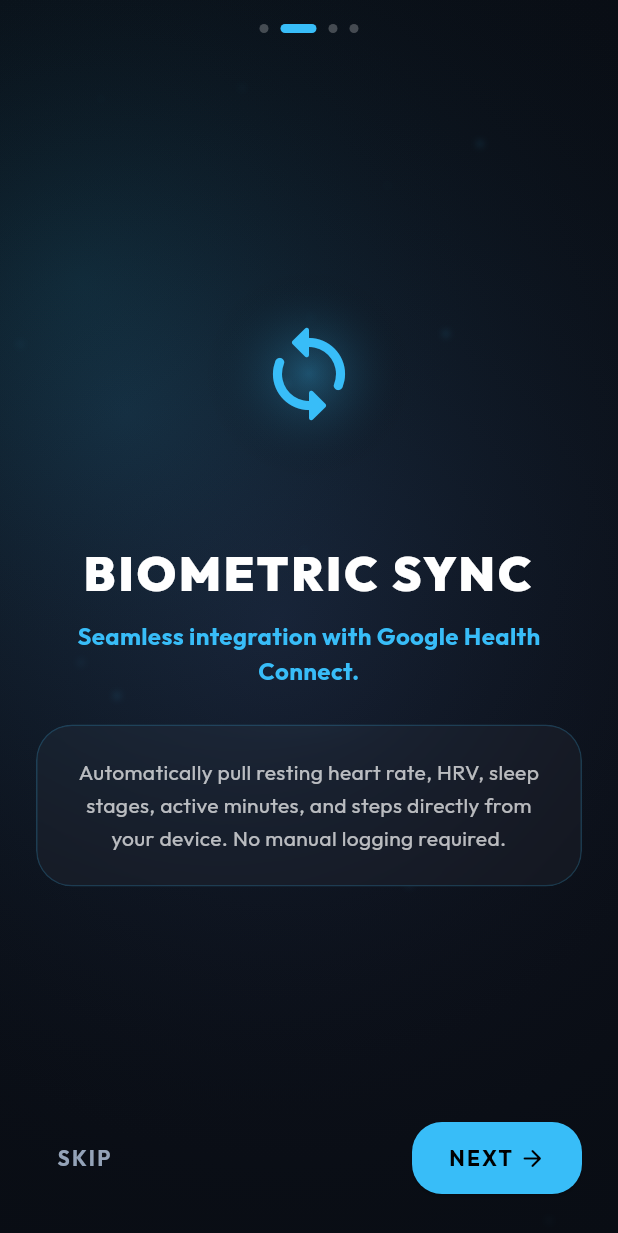
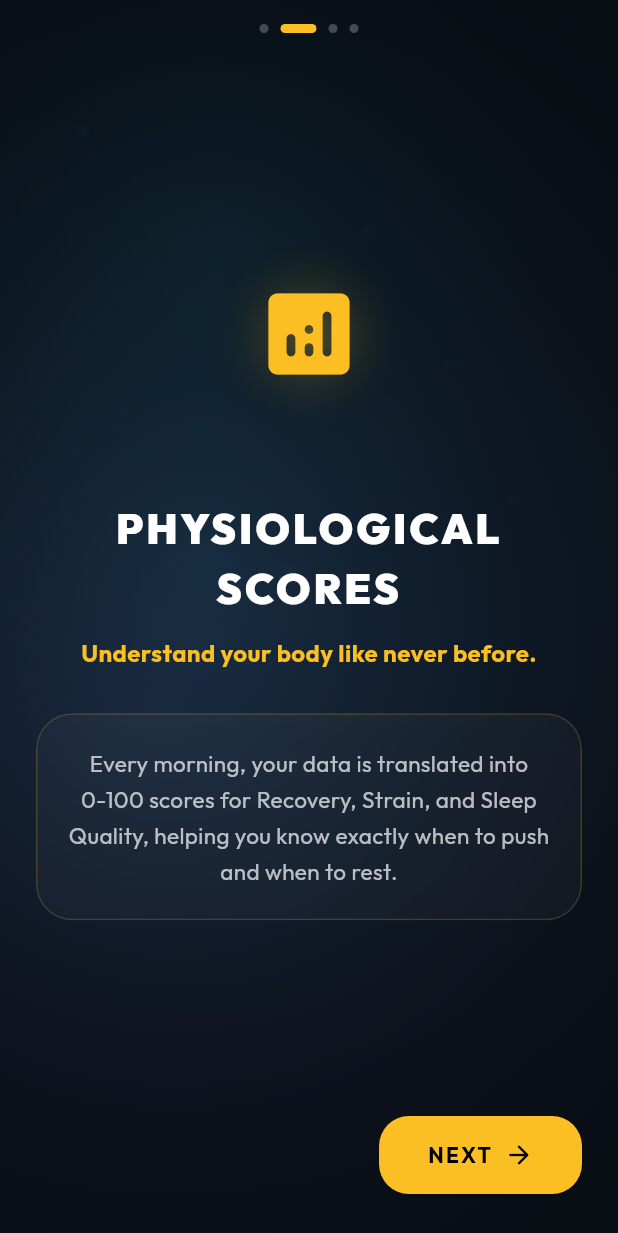
Before and after one commit to YoussefMa7moud/Pulse-Ai, a Flutter app: the screen it shows after launch, after a tap on "NEXT", on a phone screen of 412 x 824 dp. Shown: the top 1233 px of the screen. Run offline on Flutter 3.47's test engine with Material 3 defaults, Android fonts, the phone set to English and light mode, and no system bars; drawn by our look-alikes of flutter_animate; our stand-ins replace fl_chart, flutter_dotenv, flutter_markdown, flutter_riverpod, go_router, google_fonts and 3 more; missing offline and left inert: health, home_widget; accounts and stored records are empty; statements that could not run were skipped.

Commit message:
Add splash screen and improve UI/UX
Add a new splash screen as the initial app route with animated branding. Enhance animations throughout the app using flutter_animate package. Redesign onboarding flow with updated content, images, and improved animations. Add data validation in AI service to handle insufficient biometric data gracefully, returning appropriate placeholders instead of attempting to generate insights without data. Fix field name references in score detail prompts (recoveryScore → recovery, etc).

```diff
--- a/lib/core/app_router.dart
+++ b/lib/core/app_router.dart
@@ -5,6 +5,7 @@ import 'package:supabase_flutter/supabase_flutter.dart' as sb;
 
 import '../presentation/navigation/app_scaffold.dart';
 import 'theme.dart';
+import '../presentation/screens/splash/splash_screen.dart';
 import '../presentation/screens/home/home_screen.dart';
 import '../presentation/screens/gym/exercise_screen.dart';
 import '../presentation/screens/gym/workout_detail_screen.dart';
@@ -20,11 +21,15 @@ import '../presentation/providers/providers.dart';
 
 final routerProvider = Provider<GoRouter>((ref) {
   return GoRouter(
-    initialLocation: '/',
+    initialLocation: '/splash',
     redirect: (context, state) async {
       final user = sb.Supabase.instance.client.auth.currentUser;
-      final loggingIn = state.matchedLocation == '/login';
+      final isSplash = state.matchedLocation == '/splash';
+      final isLoggingIn = state.matchedLocation == '/login';
       final isOnboarding = state.matchedLocation == '/onboarding';
+
+      // Allow splash screen to handle its own navigation
+      if (isSplash) return null;
 
       if (user == null) {
         final prefs = ref.read(sharedPreferencesProvider);
@@ -33,16 +38,20 @@ final routerProvider = Provider<GoRouter>((ref) {
         if (!completedWalkthrough) {
           return isOnboarding ? null : '/onboarding';
         }
-        return (loggingIn || isOnboarding) ? null : '/login';
+        return (isLoggingIn || isOnboarding) ? null : '/login';
       }
 
-      if (loggingIn || isOnboarding) {
+      if (isLoggingIn || isOnboarding) {
         return '/';
       }
 
       return null;
     },
     routes: [
+      GoRoute(
+        path: '/splash',
+        builder: (context, state) => const SplashScreen(),
+      ),
       GoRoute(
         path: '/login',
         builder: (context, state) {
--- a/lib/presentation/screens/insights/score_detail_screen.dart
+++ b/lib/presentation/screens/insights/score_detail_screen.dart
@@ -37,10 +37,20 @@ class _ScoreDetailScreenState extends ConsumerState<ScoreDetailScreen> {
       return;
     }
 
+    if (score.recovery == 0 && score.sleep == 0) {
+      if (mounted) {
+        setState(() {
+          aiInsight = "Not enough data for today yet. Wear your device or sync your data to generate detailed insights. Check back later!";
+          isLoading = false;
+        });
+      }
+      return;
+    }
+
     try {
       final prompt = "You are Pulse AI. The user clicked on their ${widget.scoreType} score. "
           "Their latest score object is: "
-          "{recovery: ${score.recoveryScore}, strain: ${score.strainScore}, sleep: ${score.sleepScore}, energy: ${score.energyScore}}. "
+          "{recovery: ${score.recovery}, strain: ${score.strain}, sleep: ${score.sleep}, energy: ${score.energy}}. "
           "Explain what is different from yesterday (if applicable, else just explain today), "
           "what they did right, what they did wrong, and what they should do next to improve. "
           "Keep it concise, supportive, and use markdown formatting.";
--- a/lib/presentation/screens/onboarding/onboarding_screen.dart
+++ b/lib/presentation/screens/onboarding/onboarding_screen.dart
@@ -5,6 +5,8 @@ import '../../../core/theme.dart';
 import '../../providers/providers.dart';
 import '../../../widgets/animated_background.dart';
 import '../../../widgets/glass_container.dart';
+
+import 'package:flutter_animate/flutter_animate.dart';
 
 class OnboardingScreen extends ConsumerStatefulWidget {
   const OnboardingScreen({super.key});
@@ -19,31 +21,36 @@ class _OnboardingScreenState extends ConsumerState<OnboardingScreen> {
 
   final List<WalkthroughPageData> _pages = [
     WalkthroughPageData(
-      title: 'PULSE AI',
-      subtitle: 'Your personal AI health intelligence platform powered by wearable telemetry.',
-      description: 'Pulse AI monitors your recovery, strain, sleep, and physiological data in real-time, translating complex metrics into actionable insights.',
-      icon: Icons.favorite_rounded,
-      color: PulseTheme.recoveryLow,
-    ),
-    WalkthroughPageData(
-      title: 'BIOMETRIC SYNC',
-      subtitle: 'Seamless integration with Google Health Connect.',
-      description: 'Automatically pull resting heart rate, HRV, sleep stages, active minutes, and steps directly from your device. No manual logging required.',
-      icon: Icons.sync_rounded,
+      title: 'WEARABLE SYNC',
+      subtitle: 'Connects with any wearable device via Health Connect.',
+      description: 'Pulse AI seamlessly pulls your vital data — including resting heart rate, HRV, and sleep stages. Connect your favorite wearable directly through Health Connect.',
+      icon: Icons.sync_rounded, // Fallback if image fails
+      useLogoImage: true,
+      imagePath: 'assets/health_connect_logo.png',
       color: PulseTheme.accent,
     ),
     WalkthroughPageData(
-      title: 'AI COACHING',
-      subtitle: 'Conversational coach built for your health goals.',
-      description: 'Receive highly tailored daily advice and chat with an elite AI health coach that knows your historical baselines and training responses.',
+      title: 'PHYSIOLOGICAL SCORES',
+      subtitle: 'Understand your body like never before.',
+      description: 'Every morning, your data is translated into 0-100 scores for Recovery, Strain, and Sleep Quality, helping you know exactly when to push and when to rest.',
+      icon: Icons.analytics_rounded,
+      useLogoImage: false,
+      color: PulseTheme.recoveryMedium,
+    ),
+    WalkthroughPageData(
+      title: 'AI COACHING & INSIGHTS',
+      subtitle: 'Your personal sports scientist in your pocket.',
+      description: 'Our advanced AI analyzes your daily and 30-day trends to provide highly personalized, dynamic coaching and daily advice tailored specifically to your metrics.',
       icon: Icons.auto_awesome,
+      useLogoImage: false,
       color: PulseTheme.sleepPrimary,
     ),
     WalkthroughPageData(
-      title: 'READY TO START?',
-      subtitle: 'Join Pulse AI today to unlock your performance potential.',
-      description: 'Sign in to access your dashboard, or create a new account to configure your profile and synchronize your metrics.',
-      icon: Icons.celebration_rounded,
+      title: 'MEDICAL DISCLAIMER',
+      subtitle: 'Pulse AI is not a medical device.',
+      description: 'This app helps you track data and gives insights based on it. However, this cannot be considered reliable medical advice, and the AI can make mistakes. Always consult a doctor for medical concerns.',
+      icon: Icons.warning_rounded,
+      useLogoImage: false,
       color: PulseTheme.strainPrimary,
     ),
   ];
@@ -90,19 +97,19 @@ class _OnboardingScreenState extends ConsumerState<OnboardingScreen> {
                       ),
                     );
                   }),
-                ),
+                ).animate().fade(duration: 500.ms),
                 const SizedBox(height: 20),
 
                 // Main Slider
                 Expanded(
                   child: PageView.builder(
                     controller: _pageController,
-                    itemCount: _pages.length,
                     onPageChanged: (page) {
                       setState(() {
                         _currentPage = page;
                       });
                     },
+                    itemCount: _pages.length,
                     itemBuilder: (context, index) {
                       final item = _pages[index];
                       return Center(
@@ -123,12 +130,13 @@ class _OnboardingScreenState extends ConsumerState<OnboardingScreen> {
                                     ],
                                   ),
                                 ),
-                                child: index == 0
+                                child: item.useLogoImage
                                     ? Padding(
-                                        padding: const EdgeInsets.all(12),
+                                        padding: const EdgeInsets.all(20),
                                         child: Image.asset(
-                                          'assets/logo.png',
+                                          item.imagePath ?? '',
                                           fit: BoxFit.contain,
+                                          errorBuilder: (context, error, stackTrace) => Icon(item.icon, size: 72, color: item.color),
                                         ),
                                       )
                                     : Icon(
@@ -136,21 +144,21 @@ class _OnboardingScreenState extends ConsumerState<OnboardingScreen> {
                                         size: 72,
                                         color: item.color,
                                       ),
-                              ),
+                              ).animate(key: ValueKey(index)).scale(duration: 600.ms, curve: Curves.easeOutBack).fade(),
                               const SizedBox(height: 40),
 
                               // Text Content
                               Text(
                                 item.title,
                                 style: const TextStyle(
-                                  fontSize: 32,
+                                  fontSize: 28,
                                   fontWeight: FontWeight.w900,
                                   color: Colors.white,
                                   letterSpacing: 2,
                                 ),
                                 textAlign: TextAlign.center,
-                              ),
-                              const SizedBox(height: 8),
+                              ).animate(key: ValueKey('title_$index')).slideY(begin: 0.5, end: 0, duration: 500.ms, curve: Curves.easeOutQuad).fade(),
+                              const SizedBox(height: 12),
                               Text(
                                 item.subtitle,
                                 style: TextStyle(
@@ -159,21 +167,21 @@ class _OnboardingScreenState extends ConsumerState<OnboardingScreen> {
                                   color: item.color,
                                 ),
                                 textAlign: TextAlign.center,
-                              ),
-                              const SizedBox(height: 24),
+                              ).animate(key: ValueKey('sub_$index')).slideY(begin: 0.5, end: 0, duration: 500.ms, delay: 100.ms, curve: Curves.easeOutQuad).fade(),
+                              const SizedBox(height: 28),
                               GlassContainer(
                                 padding: const EdgeInsets.all(20),
                                 borderColor: item.color.withOpacity(0.2),
                                 child: Text(
                                   item.description,
                                   style: const TextStyle(
-                                    fontSize: 14,
+                                    fontSize: 15,
                                     color: Colors.white70,
                                     height: 1.6,
                                   ),
                                   textAlign: TextAlign.center,
                                 ),
-                              ),
+                              ).animate(key: ValueKey('desc_$index')).slideY(begin: 0.5, end: 0, duration: 500.ms, delay: 200.ms, curve: Curves.easeOutQuad).fade(),
                             ],
                           ),
                         ),
@@ -187,29 +195,12 @@ class _OnboardingScreenState extends ConsumerState<OnboardingScreen> {
                 // Navigation Controls
                 if (_currentPage < _pages.length - 1)
                   Row(
-                    mainAxisAlignment: MainAxisAlignment.spaceBetween,
+                    mainAxisAlignment: MainAxisAlignment.end,
                     children: [
-                      TextButton(
-                        onPressed: () {
-                          _pageController.animateToPage(
-                            _pages.length - 1,
-                            duration: const Duration(milliseconds: 400),
-                            curve: Curves.easeInOut,
-                          );
-                        },
-                        child: Text(
-                          'SKIP',
-                          style: TextStyle(
-                            color: PulseTheme.secondary,
-                            fontWeight: FontWeight.bold,
-                            letterSpacing: 1.5,
-                          ),
-                        ),
-                      ),
                       ElevatedButton(
                         style: ElevatedButton.styleFrom(
                           backgroundColor: _pages[_currentPage].color,
-                          padding: const EdgeInsets.symmetric(horizontal: 24, vertical: 14),
+                          padding: const EdgeInsets.symmetric(horizontal: 32, vertical: 16),
                           shape: RoundedRectangleBorder(
                             borderRadius: BorderRadius.circular(20),
                           ),
@@ -230,13 +221,13 @@ class _OnboardingScreenState extends ConsumerState<OnboardingScreen> {
                                 letterSpacing: 1.5,
                               ),
                             ),
-                            SizedBox(width: 4),
-                            Icon(Icons.arrow_forward_rounded, color: Colors.black, size: 18),
+                            SizedBox(width: 8),
+                            Icon(Icons.arrow_forward_rounded, color: Colors.black, size: 20),
                           ],
                         ),
                       ),
                     ],
-                  )
+                  ).animate(key: ValueKey('btn_next_${_currentPage}')).fade(duration: 400.ms)
                 else
                   Column(
                     crossAxisAlignment: CrossAxisAlignment.stretch,
@@ -244,43 +235,23 @@ class _OnboardingScreenState extends ConsumerState<OnboardingScreen> {
                       ElevatedButton(
                         style: ElevatedButton.styleFrom(
                           backgroundColor: _pages[_currentPage].color,
-                          padding: const EdgeInsets.symmetric(vertical: 18),
+                          padding: const EdgeInsets.symmetric(vertical: 20),
                           shape: RoundedRectangleBorder(
                             borderRadius: BorderRadius.circular(16),
                           ),
                           elevation: 4,
                         ),
-                        onPressed: () => _completeWalkthrough('/login?mode=register'),
+                        onPressed: () => _completeWalkthrough('/login'),
                         child: const Text(
-                          'CREATE ACCOUNT',
+                          'ACCEPT',
                           style: TextStyle(
                             fontWeight: FontWeight.w900,
                             color: Colors.black,
-                            fontSize: 15,
-                            letterSpacing: 1.5,
+                            fontSize: 16,
+                            letterSpacing: 2,
                           ),
                         ),
-                      ),
-                      const SizedBox(height: 12),
-                      OutlinedButton(
-                        style: OutlinedButton.styleFrom(
-                          side: BorderSide(color: Colors.white.withOpacity(0.4), width: 1.5),
-                          padding: const EdgeInsets.symmetric(vertical: 18),
-                          shape: RoundedRectangleBorder(
-                            borderRadius: BorderRadius.circular(16),
-                          ),
-                        ),
-                        onPressed: () => _completeWalkthrough('/login?mode=login'),
-                        child: const Text(
-                          'SIGN IN',
-                          style: TextStyle(
-                            fontWeight: FontWeight.w900,
-                            color: Colors.white,
-                            fontSize: 15,
-                            letterSpacing: 1.5,
-                          ),
-                        ),
-                      ),
+                      ).animate().slideY(begin: 0.5, end: 0, duration: 500.ms, curve: Curves.easeOutBack).fade(),
                     ],
                   ),
                 const SizedBox(height: 12),
@@ -298,6 +269,8 @@ class WalkthroughPageData {
   final String subtitle;
   final String description;
   final IconData icon;
+  final bool useLogoImage;
+  final String? imagePath;
   final Color color;
 
   WalkthroughPageData({
@@ -305,6 +278,8 @@ class WalkthroughPageData {
     required this.subtitle,
     required this.description,
     required this.icon,
+    this.useLogoImage = false,
+    this.imagePath,
     required this.color,
   });
 }
--- /dev/null
+++ b/lib/presentation/screens/splash/splash_screen.dart
@@ -0,0 +1,104 @@
+import 'package:flutter/material.dart';
+import 'package:flutter_riverpod/flutter_riverpod.dart';
+import 'package:go_router/go_router.dart';
+import 'package:flutter_animate/flutter_animate.dart';
+import '../../../core/theme.dart';
+import '../../providers/providers.dart';
+import 'package:supabase_flutter/supabase_flutter.dart' as sb;
+
+class SplashScreen extends ConsumerStatefulWidget {
+  const SplashScreen({super.key});
+
+  @override
+  ConsumerState<SplashScreen> createState() => _SplashScreenState();
+}
+
+class _SplashScreenState extends ConsumerState<SplashScreen> {
+  @override
+  void initState() {
+    super.initState();
+    _navigateToNextScreen();
+  }
+
+  Future<void> _navigateToNextScreen() async {
+    // Wait for the animations to complete
+    await Future.delayed(const Duration(milliseconds: 2500));
+
+    if (!mounted) return;
+
+    final user = sb.Supabase.instance.client.auth.currentUser;
+    final prefs = ref.read(sharedPreferencesProvider);
+    final completedWalkthrough = prefs.getBool('completed_walkthrough') ?? false;
+
+    if (!completedWalkthrough) {
+      context.go('/onboarding');
+    } else if (user == null) {
+      context.go('/login');
+    } else {
+      context.go('/home');
+    }
+  }
+
+  @override
+  Widget build(BuildContext context) {
+    return Scaffold(
+      backgroundColor: PulseTheme.background,
+      body: Center(
+        child: Column(
+          mainAxisAlignment: MainAxisAlignment.center,
+          children: [
+            Container(
+              width: 120,
+              height: 120,
+              decoration: BoxDecoration(
+                shape: BoxShape.circle,
+                gradient: RadialGradient(
+                  colors: [
+                    PulseTheme.accent.withOpacity(0.4),
+                    Colors.transparent,
+                  ],
+                ),
+              ),
+              child: Padding(
+                padding: const EdgeInsets.all(16.0),
+                child: Image.asset(
+                  'assets/logo.png',
+                  fit: BoxFit.contain,
+                ),
+              ),
+            )
+                .animate(onPlay: (controller) => controller.repeat(reverse: true))
+                .scaleXY(begin: 1.0, end: 1.1, duration: 1000.ms, curve: Curves.easeInOut)
+                .fade(duration: 500.ms),
+            const SizedBox(height: 24),
+            Text(
+              'PULSE AI',
+              style: TextStyle(
+                fontSize: 32,
+                fontWeight: FontWeight.w900,
+                color: Colors.white,
+                letterSpacing: 4,
+              ),
+            )
+                .animate()
+                .slideY(begin: 0.5, end: 0, duration: 800.ms, curve: Curves.easeOutBack)
+                .fade(duration: 800.ms),
+            const SizedBox(height: 8),
+            Text(
+              'ADVANCED HEALTH INTELLIGENCE',
+              style: TextStyle(
+                fontSize: 12,
+                fontWeight: FontWeight.bold,
+                color: PulseTheme.accent,
+                letterSpacing: 2,
+              ),
+            )
+                .animate()
+                .slideY(begin: 0.5, end: 0, duration: 800.ms, delay: 300.ms, curve: Curves.easeOutBack)
+                .fade(duration: 800.ms, delay: 300.ms),
+          ],
+        ),
+      ),
+    );
+  }
+}
--- a/lib/services/ai_service.dart
+++ b/lib/services/ai_service.dart
@@ -65,6 +65,10 @@ class AiService {
   /// Generates the daily brief shown on the Home screen.
   /// Uses today's full health data as context.
   Future<String> getDailyBrief(DailyScore score, {DailyMetric? todayMetric}) async {
+    if (score.recovery == 0 && score.sleep == 0) {
+      return "It looks like there's no data for today yet! Wear your device to sleep or sync your data to generate your daily brief. Check back later once your data is synced!";
+    }
+
     final dateStr = DateFormat('yyyy-MM-dd').format(score.date);
     final cacheKey = 'daily_brief_$dateStr';
 
@@ -97,6 +101,17 @@ class AiService {
     if (scoreHistory.isEmpty) {
       return List.generate(5, (_) =>
           'Not enough data yet. Connect your health data source and sync to see personalised insights.');
+    }
+
+    final today = scoreHistory.first;
+    if (today.recovery == 0 && today.sleep == 0) {
+      return [
+        'Not enough data for today yet.',
+        'Wear your device to sleep or sync your data to generate your daily insights.',
+        'Insights require at least some activity or sleep data to be accurate.',
+        'Check back later after your device has synced.',
+        'Waiting for biometric data...'
+      ];
     }
 
     final dateStr = DateFormat('yyyy-MM-dd').format(DateTime.now());
@@ -134,6 +149,15 @@ class AiService {
   /// Generates one-line explanations for each score card on the Home screen.
   Future<Map<String, String>> getScoreExplanations(DailyScore score,
       {DailyMetric? todayMetric}) async {
+    if (score.recovery == 0 && score.sleep == 0) {
+      return {
+        'sleep': 'Waiting for data sync.',
+        'strain': 'Waiting for data sync.',
+        'readiness': 'Waiting for data sync.',
+        'energy': 'Waiting for data sync.',
+      };
+    }
+
     final dateStr = DateFormat('yyyy-MM-dd').format(score.date);
     final cacheKey = 'score_expl_$dateStr';
 
@@ -185,6 +209,10 @@ class AiService {
   /// Generates a 2-sentence recovery strategy for the Recovery screen + home widget.
   Future<String> getRecoveryInsight(DailyScore score,
       {DailyMetric? todayMetric}) async {
+    if (score.recovery == 0 && score.sleep == 0) {
+      return 'Waiting for more biometric data to generate recovery insight.';
+    }
+
     final dateStr = DateFormat('yyyy-MM-dd').format(score.date);
     final cacheKey = 'recovery_insight_$dateStr';
 
--- a/pubspec.yaml
+++ b/pubspec.yaml
@@ -25,6 +25,7 @@ dependencies:
   path_provider: ^2.1.3
   home_widget: ^0.9.3
   flutter_markdown: ^0.7.3
+  flutter_animate: ^4.5.0
 
 dev_dependencies:
   flutter_test:
@@ -37,3 +38,4 @@ flutter:
   assets:
     - .env
     - assets/logo.png
+    - assets/health_connect_logo.png
```
Also changed, not shown: pubspec.lock.
